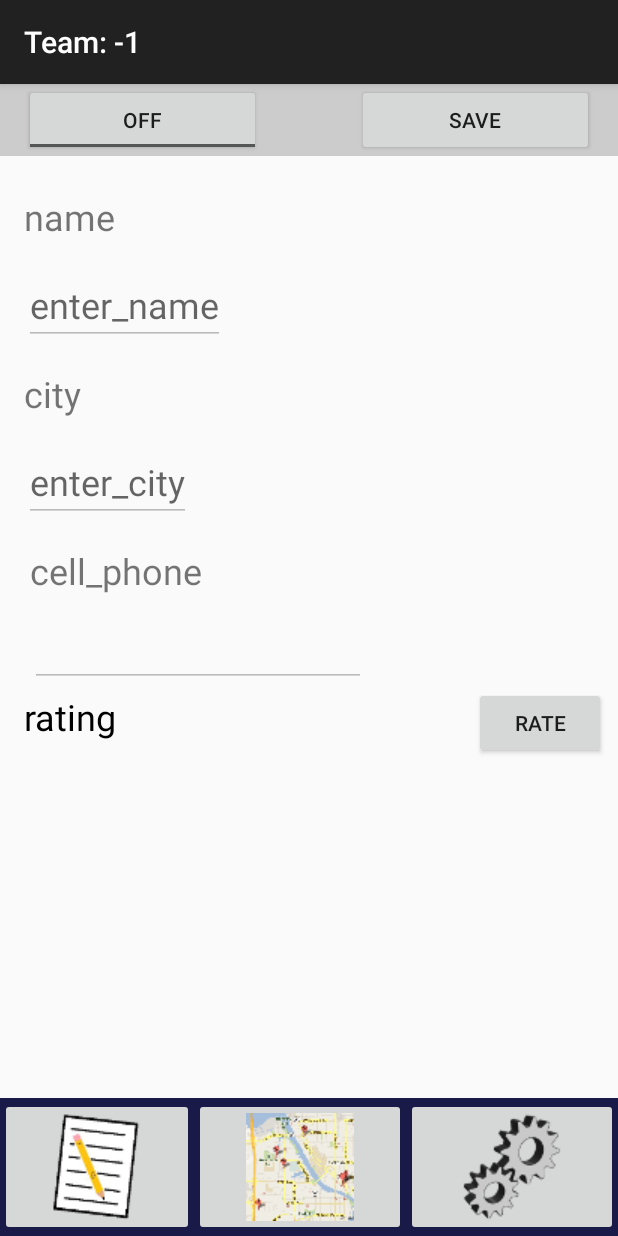
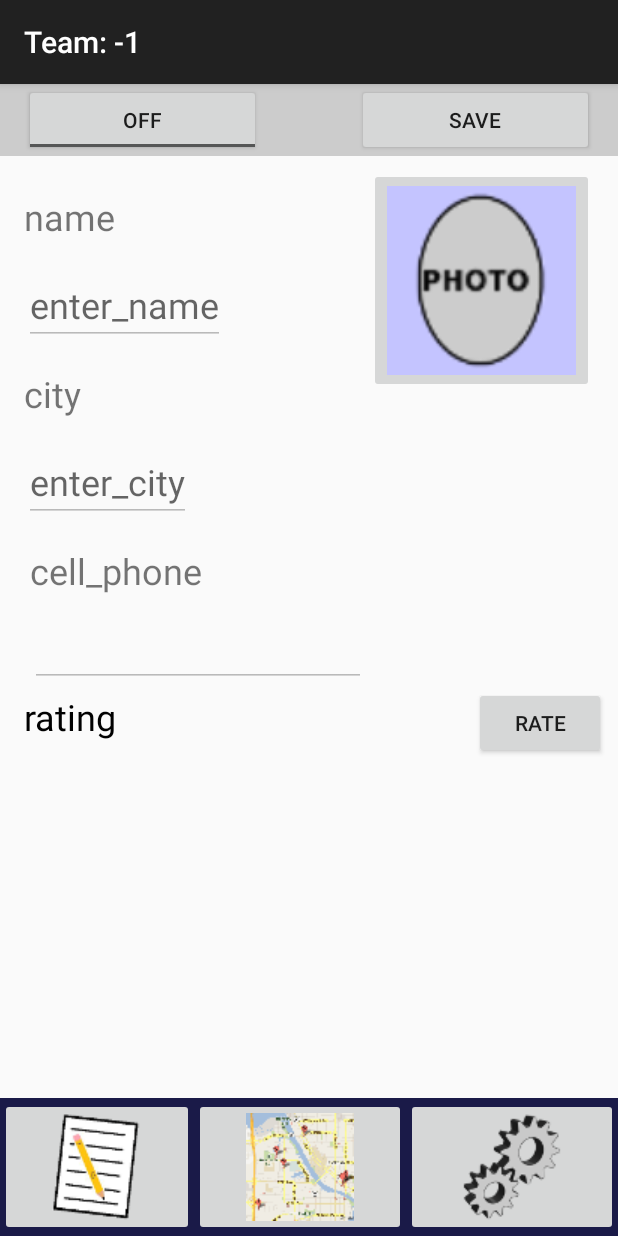
Before and after one commit to tylerNeumann/Teams, an Android app: the TeamEditActivity screen opened directly, with no data from a screen before it, on a phone screen of 412 x 824 dp. Run offline under Robolectric (Android 15) with nearby library versions, the phone set to English and light mode, and no system bars; 1 statement that could not run was skipped.

Commit message:
added imgBtn to TeamEdit.java

```diff
--- a/app/src/main/res/layout/activity_team_edit.xml
+++ b/app/src/main/res/layout/activity_team_edit.xml
@@ -159,6 +159,15 @@
                 </Button>
 
             </androidx.appcompat.widget.LinearLayoutCompat>
+            <ImageButton
+                android:id="@+id/imgTeam"
+                android:layout_width="@dimen/_150dp"
+                android:layout_height="@dimen/_150dp"
+                android:layout_marginEnd="@dimen/_16dp"
+                android:scaleType="fitCenter"
+                app:srcCompat="@drawable/photoicon"
+                app:layout_constraintTop_toTopOf="parent"
+                app:layout_constraintEnd_toEndOf="parent"/>
 
         </androidx.constraintlayout.widget.ConstraintLayout>
     </ScrollView>
```
